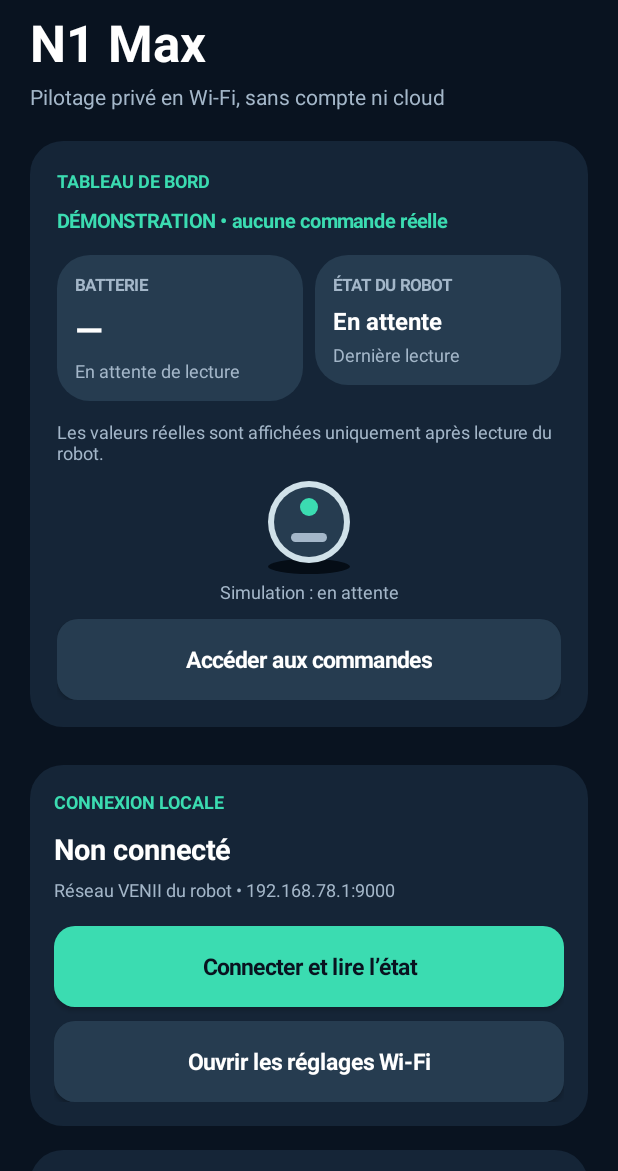
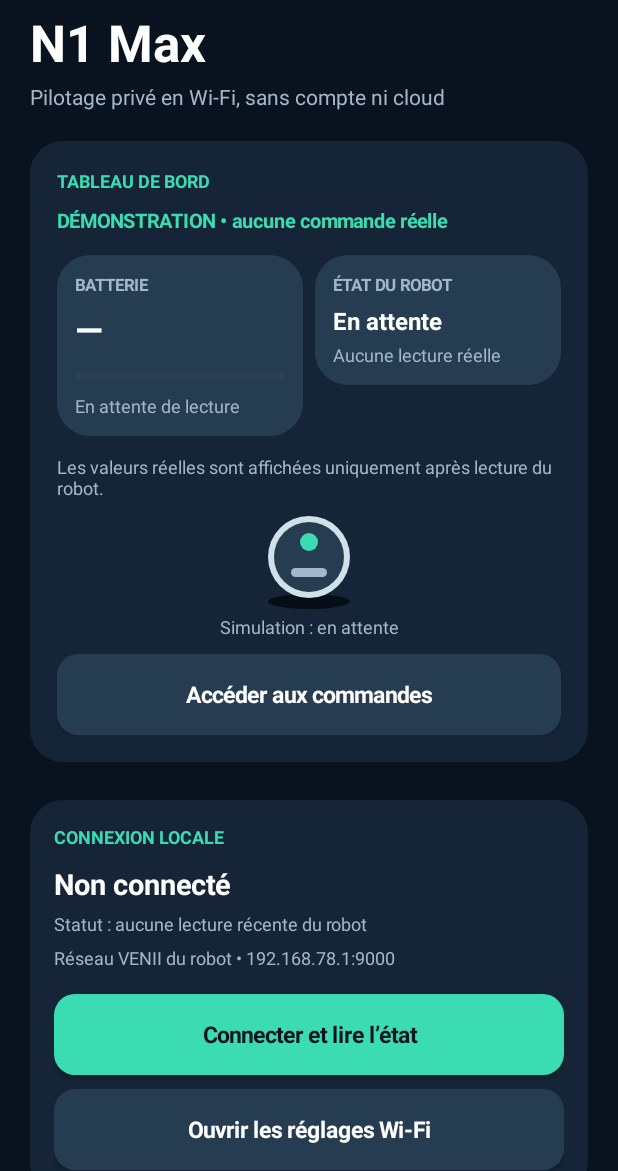
Before and after one commit to glard55j-ai/venniibot, an Android app: the screen it shows after launch (MainActivity), on a phone screen of 412 x 824 dp, the part 65-1236 px from its top. Run offline under Robolectric (Android 15) with nearby library versions, the phone set to English and light mode, and no system bars.

Commit message:
KOOMA-I 3.0: jauge batterie, heure de lecture et statut de connexion

```diff
--- a/app/src/main/java/com/veniilocal/MainActivity.java
+++ b/app/src/main/java/com/veniilocal/MainActivity.java
@@ -35,6 +35,8 @@ public final class MainActivity extends Activity {
     private CheckBox repaired, demoMode;
     private TextView connection, state, power, suction, volume, issue, note, telemetrySummary, dashboardMode, dashboardState, dashboardBattery, dashboardBatteryHint, historyView, diagnostic, demoStatus;
     private View robotPreview, settingsPanel, manualPanel;
+    private android.widget.ProgressBar batteryProgress;
+    private TextView dashboardReadTime, connectionDetail;
     private VeniiClient.Status lastReport;
     private VeniiClient.LidarReport lidarReport;
     private TextView lidarStatus;
@@ -545,12 +547,19 @@ public final class MainActivity extends Activity {
         add(batteryTile, text("BATTERIE", 11, MUTED, true), 0);
         dashboardBattery = text("—", 24, PRIMARY, true);
         add(batteryTile, dashboardBattery, 5);
+        batteryProgress = new android.widget.ProgressBar(this, null, android.R.attr.progressBarStyleHorizontal);
+        batteryProgress.setMax(100);
+        batteryProgress.setProgress(0);
+        batteryProgress.setProgressTintList(android.content.res.ColorStateList.valueOf(ACCENT));
+        batteryProgress.setProgressBackgroundTintList(android.content.res.ColorStateList.valueOf(Color.rgb(60, 78, 94)));
+        add(batteryTile, batteryProgress, 7);
         dashboardBatteryHint = text("En attente de lecture", 12, MUTED, false);
         add(batteryTile, dashboardBatteryHint, 3);
         add(statusTile, text("ÉTAT DU ROBOT", 11, MUTED, true), 0);
         dashboardState = text("En attente", 16, PRIMARY, true);
         add(statusTile, dashboardState, 5);
-        add(statusTile, text("Dernière lecture", 12, MUTED, false), 3);
+        dashboardReadTime = text("Aucune lecture réelle", 12, MUTED, false);
+        add(statusTile, dashboardReadTime, 3);
         tiles.setGravity(Gravity.TOP);
         add(dashboard, tiles, 14);
         add(dashboard, text("Les valeurs réelles sont affichées uniquement après lecture du robot.", 12, MUTED, false), 12);
@@ -568,6 +577,8 @@ public final class MainActivity extends Activity {
         add(connectivity, text("CONNEXION LOCALE", 12, ACCENT, true), 0);
         connection = text("Non connecté", 19, PRIMARY, true);
         add(connectivity, connection, 10);
+        connectionDetail = text("Statut : aucune lecture récente du robot", 12, MUTED, false);
+        add(connectivity, connectionDetail, 5);
         add(connectivity, text("Réseau VENII du robot • 192.168.78.1:9000", 12, MUTED, false), 6);
         btnConnect = button("Connecter et lire l’état", ACCENT, BG);
         add(connectivity, btnConnect, 16);
@@ -732,6 +743,7 @@ public final class MainActivity extends Activity {
         LinearLayout changes = column(18, CARD);
         add(main, changes, 16);
         add(changes, text("VERSION " + appVersion(), 12, ACCENT, true), 0);
+        add(changes, text("3.0 • Jauge de batterie estimée, heure de dernière lecture et statut de fraîcheur de connexion.", 13, PRIMARY, false), 8);
         add(changes, text("2.9 • Affichage lisible des états 2, 3, 4, 11 et 12 sur la base des essais réels. Codes bruts conservés.", 13, PRIMARY, false), 8);
         add(changes, text("2.8 • Historique horodaté des transitions et observation volontaire en lecture seule pendant 5 minutes.", 13, PRIMARY, false), 8);
         add(changes, text("2.7 • Indicateur de batterie estimé (60), états 11/12 provisoires, valeurs brutes conservées.", 13, PRIMARY, false), 8);
@@ -754,6 +766,11 @@ public final class MainActivity extends Activity {
         if (dashboardState != null) dashboardState.setText(message);
         if (dashboardBattery != null) dashboardBattery.setText("—");
         if (dashboardBatteryHint != null) dashboardBatteryHint.setText("Lecture non actualisée");
+        if (batteryProgress != null) batteryProgress.setProgress(0);
+        if (dashboardReadTime != null)
+            dashboardReadTime.setText("Dernière lecture : " +
+                ("Jamais".equals(lastReportTime) ? "aucune" : lastReportTime + " • expirée"));
+        if (connectionDetail != null) connectionDetail.setText("Statut : lecture non actualisée • relire l’état");
         if (telemetrySummary != null) telemetrySummary.setText("Données non actualisées • relire l’état");
         if (diagnostic != null) diagnostic.setText(message + " • données à actualiser.");
     }
@@ -827,11 +844,15 @@ public final class MainActivity extends Activity {
         handler.postDelayed(expireStatus, STATUS_TTL_MS);
         dashboardState.setText(stateLabel(report.generalState));
         dashboardBattery.setText("—");
+        batteryProgress.setProgress(0);
         dashboardBatteryHint.setText("Code 60 non interprétable");
+        dashboardReadTime.setText("Lu à " + clock() + " • valide 60 s");
+        connectionDetail.setText("Statut : réponse reçue du robot • lecture récente");
         try {
             int level = Integer.parseInt(report.powerReport.trim());
             if (level >= 0 && level <= 100) {
                 dashboardBattery.setText(level + " %");
+                batteryProgress.setProgress(level);
                 dashboardBatteryHint.setText("Estimation (code 60)");
             }
         } catch (NumberFormatException ignored) { /* Garder la valeur brute sans inventer de pourcentage. */ }
```
